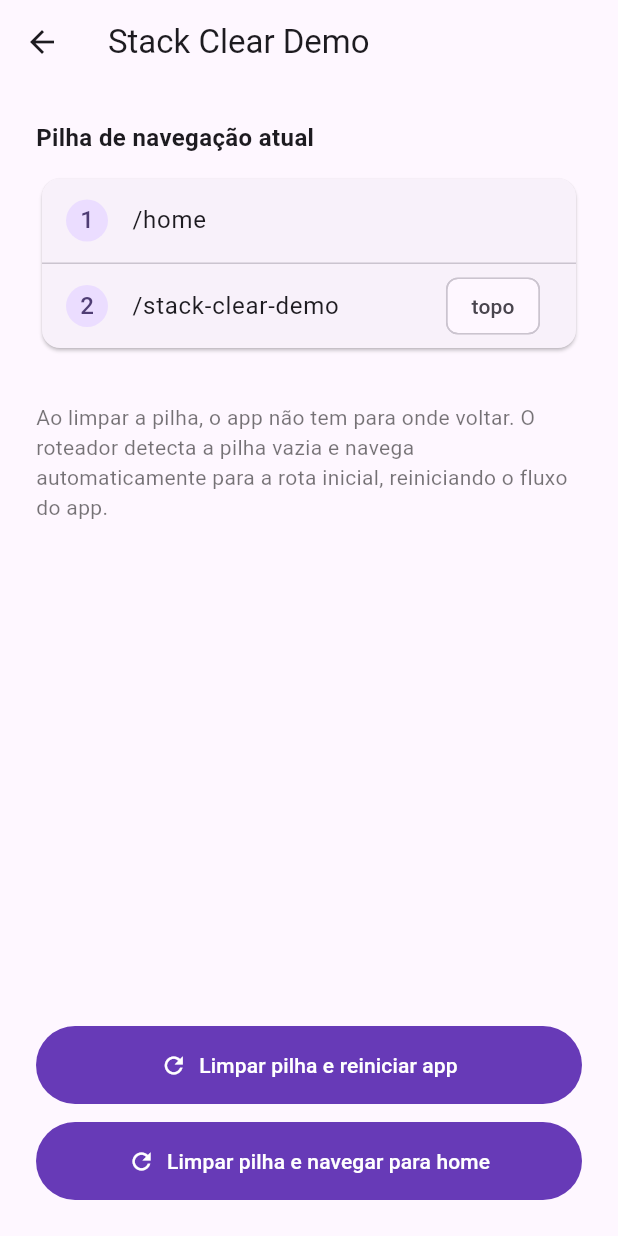
After one commit to faustobdls/flutter_full_router, a Flutter app: the screen it shows after launch, after a tap on "Simulate Login", after a tap on the "layers clear" icon, on a phone screen of 412 x 824 dp. The commit adds this screen. Run offline on Flutter 3.47's test engine with Material 3 defaults, Android fonts, the phone set to English and light mode, and no system bars.

Commit message:
feat: add stack management methods and a demo screen to handle empty navigation stacks

```diff
--- a/example/lib/main.dart
+++ b/example/lib/main.dart
@@ -12,6 +12,7 @@ import 'screens/authors_screen.dart';
 import 'screens/author_screen.dart';
 import 'screens/github_repos_screen.dart';
 import 'screens/not_found_screen.dart';
+import 'screens/stack_clear_demo_screen.dart';
 
 // Dummy Authentication State
 class AuthState extends ChangeNotifier {
@@ -148,7 +149,14 @@ void main() {
       },
     ),
     FFRRouteDefinition(
-      id: '09ERR',
+      id: '09DEM',
+      path: '/stack-clear-demo',
+      openFlow: FFROpenFlow.postLogin,
+      builder: (context, pathParams, queryParams) =>
+          const StackClearDemoScreen(),
+    ),
+    FFRRouteDefinition(
+      id: '10ERR',
       path: '/404',
       openFlow: FFROpenFlow.preLogin,
       builder: (context, pathParams, queryParams) => const NotFoundScreen(),
--- a/example/lib/screens/home_screen.dart
+++ b/example/lib/screens/home_screen.dart
@@ -35,6 +35,11 @@ class _HomeScreenState extends State<HomeScreen> {
             onPressed: () => FFRNavigator.I.pushNamed('/authors'),
           ),
           IconButton(
+            icon: const Icon(Icons.layers_clear),
+            tooltip: 'Stack Clear Demo',
+            onPressed: () => FFRNavigator.I.pushNamed('/stack-clear-demo'),
+          ),
+          IconButton(
             icon: const Icon(Icons.logout),
             tooltip: 'Logout',
             onPressed: () {
--- /dev/null
+++ b/example/lib/screens/stack_clear_demo_screen.dart
@@ -0,0 +1,120 @@
+import 'package:flutter/material.dart';
+import 'package:flutter_full_router/flutter_full_router.dart';
+
+class StackClearDemoScreen extends StatefulWidget {
+  const StackClearDemoScreen({super.key});
+
+  @override
+  State<StackClearDemoScreen> createState() => _StackClearDemoScreenState();
+}
+
+class _StackClearDemoScreenState extends State<StackClearDemoScreen> {
+  List<String> _stackSnapshot = [];
+
+  @override
+  void initState() {
+    super.initState();
+    _refreshStack();
+    FFRNavigator.I.addListener(_refreshStack);
+  }
+
+  @override
+  void dispose() {
+    FFRNavigator.I.removeListener(_refreshStack);
+    super.dispose();
+  }
+
+  void _refreshStack() {
+    setState(() {
+      _stackSnapshot = FFRNavigator.I.stack.map((m) => m.originalUrl).toList();
+    });
+  }
+
+  void _clearStackAndRestart() {
+    FFRNavigator.I.popAll();
+  }
+
+  void _clearStackAndPushHome() {
+    FFRNavigator.I.setNewRoutePath('/home');
+  }
+
+  @override
+  Widget build(BuildContext context) {
+    return Scaffold(
+      appBar: AppBar(
+        title: const Text('Stack Clear Demo'),
+        leading: BackButton(onPressed: () => FFRNavigator.I.pop()),
+      ),
+      body: Padding(
+        padding: const EdgeInsets.all(24),
+        child: Column(
+          crossAxisAlignment: CrossAxisAlignment.stretch,
+          children: [
+            const Text(
+              'Pilha de navegação atual',
+              style: TextStyle(fontSize: 16, fontWeight: FontWeight.bold),
+            ),
+            const SizedBox(height: 12),
+            Card(
+              child: _stackSnapshot.isEmpty
+                  ? const Padding(
+                      padding: EdgeInsets.all(16),
+                      child: Text(
+                        'Pilha vazia',
+                        style: TextStyle(color: Colors.grey),
+                      ),
+                    )
+                  : ListView.separated(
+                      shrinkWrap: true,
+                      physics: const NeverScrollableScrollPhysics(),
+                      itemCount: _stackSnapshot.length,
+                      separatorBuilder: (context, index) =>
+                          const Divider(height: 1),
+                      itemBuilder: (context, index) {
+                        final isTop = index == _stackSnapshot.length - 1;
+                        return ListTile(
+                          leading: CircleAvatar(
+                            radius: 14,
+                            child: Text('${index + 1}'),
+                          ),
+                          title: Text(_stackSnapshot[index]),
+                          trailing: isTop
+                              ? const Chip(label: Text('topo'))
+                              : null,
+                        );
+                      },
+                    ),
+            ),
+            const SizedBox(height: 32),
+            const Text(
+              'Ao limpar a pilha, o app não tem para onde voltar. '
+              'O roteador detecta a pilha vazia e navega automaticamente '
+              'para a rota inicial, reiniciando o fluxo do app.',
+              style: TextStyle(color: Colors.black54),
+            ),
+            const Spacer(),
+            FilledButton.icon(
+              onPressed: _clearStackAndRestart,
+              icon: const Icon(Icons.refresh),
+              label: const Text('Limpar pilha e reiniciar app'),
+              style: FilledButton.styleFrom(
+                backgroundColor: Colors.deepPurple,
+                padding: const EdgeInsets.symmetric(vertical: 16),
+              ),
+            ),
+            const SizedBox(height: 12),
+            FilledButton.icon(
+              onPressed: _clearStackAndPushHome,
+              icon: const Icon(Icons.refresh),
+              label: const Text('Limpar pilha e navegar para home'),
+              style: FilledButton.styleFrom(
+                backgroundColor: Colors.deepPurple,
+                padding: const EdgeInsets.symmetric(vertical: 16),
+              ),
+            ),
+          ],
+        ),
+      ),
+    );
+  }
+}
--- a/lib/core/navigation/navigator/custom_navigator.dart
+++ b/lib/core/navigation/navigator/custom_navigator.dart
@@ -137,6 +137,17 @@ class FFRNavigator extends ChangeNotifier {
       _stack.add(match);
       notifyListeners();
     }
+    _ensureNotEmpty();
+  }
+
+  void _ensureNotEmpty() {
+    if (_stack.isEmpty) {
+      final fallback = parser.parse(initialRoute);
+      if (fallback != null && fallback.route.routeType != FFRRouteType.action) {
+        _stack.add(fallback);
+        notifyListeners();
+      }
+    }
   }
 
   /// Pops the top route from the stack if possible.
@@ -147,11 +158,21 @@ class FFRNavigator extends ChangeNotifier {
     }
   }
 
+  /// Removes all routes from the stack.
+  void popAll() {
+    _stack.clear();
+    notifyListeners();
+  }
+
   /// Internal: handles new external routes (like deep links or browser URL changes).
   /// This is used by the FFRRouterDelegate.
-  void setNewRoutePath(String path) {
+  void setNewRoutePath([String? path]) {
     _stack.clear();
-    _pushPath(path);
+    if (path != null) {
+      _pushPath(path);
+    } else {
+      notifyListeners();
+    }
   }
 
   FFRRouteMatch? _fallbackToNotFound() {
--- a/lib/core/navigation/router_delegate/custom_router_delegate.dart
+++ b/lib/core/navigation/router_delegate/custom_router_delegate.dart
@@ -29,6 +29,9 @@ class FFRRouterDelegate extends RouterDelegate<String>
   @override
   Widget build(BuildContext context) {
     if (navigator.stack.isEmpty) {
+      WidgetsBinding.instance.addPostFrameCallback((_) {
+        navigator.setNewRoutePath(navigator.initialRoute);
+      });
       return const Scaffold(body: Center(child: CircularProgressIndicator()));
     }
 
```
Also changed, not shown: example/pubspec.lock, 3 other files.
